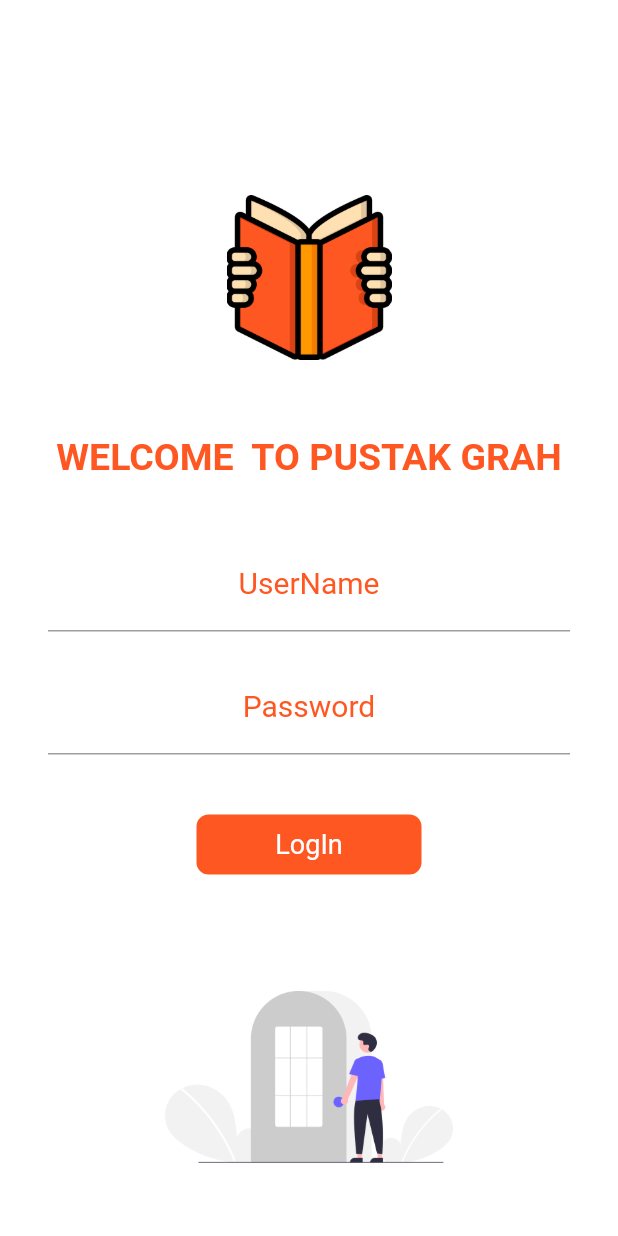
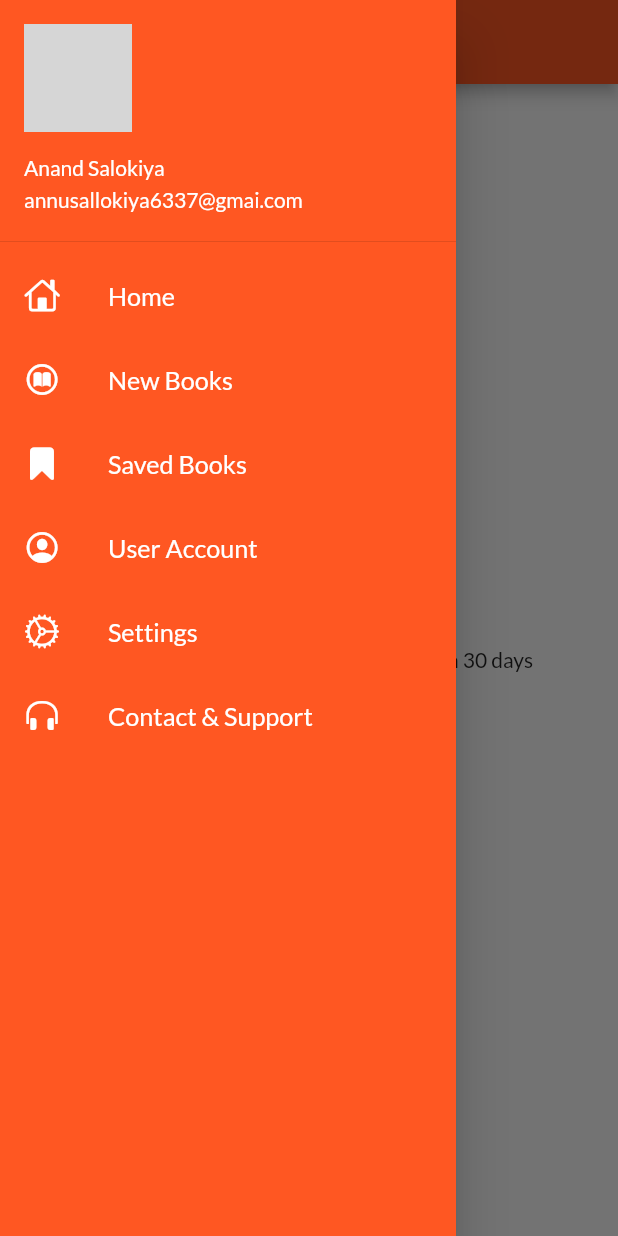
Before and after one commit to Anand6337/flutter_learn_code, a Flutter app: the screen it shows after launch, with the side drawer open (before the commit the screen has no drawer), on a phone screen of 412 x 824 dp. Run offline on Flutter 3.47's test engine with Material 2 defaults, Android fonts, the light colour scheme and no system bars; our stand-ins replace google_fonts; network calls fail; Roboto replaces fonts that are missing (Acme); grey boxes are pictures that could not be loaded.

Commit message:
Day 4 Complete

```diff
--- a/lib/login_page.dart
+++ /dev/null
@@ -1,129 +0,0 @@
-import 'package:firstflutter_app/utils/routes.dart';
-import 'package:flutter/material.dart';
-
-class loginPage extends StatefulWidget {
-
-  @override
-  State<loginPage> createState() => _loginPageState();
-}
-
-class _loginPageState extends State<loginPage> {
-  String name = "";
-  bool changeButton = false;
-  @override
-  Widget build(BuildContext context) {
-    return Material(
-      color: Colors.white,
-      child: SingleChildScrollView(
-        child: Column(
-          mainAxisAlignment: MainAxisAlignment.start,
-          children: [
-            const SizedBox(height: 130),
-            Image.asset("assets/images/logo.png",
-              height: 110,
-            ),
-            const SizedBox(height: 50),
-             Text("WELCOME $name TO PUSTAK GRAH",
-              style: const TextStyle(fontWeight: FontWeight.bold,
-                  fontSize: 25,
-                color: Colors.deepOrange,
-            ),
-            ),
-            const SizedBox(height: 20,),
-            Padding(
-               padding: const EdgeInsets.symmetric(vertical: 20.0,horizontal: 32.0),
-              child: Column(
-                 children: [
-                   TextFormField(
-                     textAlign: TextAlign.center,
-                     decoration:
-                     const InputDecoration(
-                       focusedBorder: UnderlineInputBorder( //For UnderLine Border
-                         borderSide: BorderSide(color: Colors.deepOrange)
-                       ),
-                       labelStyle: TextStyle(fontSize: 20,color: Colors.deepOrange),
-                       hintStyle: TextStyle(fontSize: 15,color: Colors.black45),
-                         hintText: "Enter UserName",
-                        label: Center(
-                          child: Text("UserName"),
-                        )
-                     ),
-                     onChanged: (value)
-                     {
-                       name = value;
-                       setState(() {
-
-                       });
-                     },
-
-                   ) ,
-                   const SizedBox(height: 20.0,),
-                   TextFormField(
-                     textAlign: TextAlign.center,
-                     obscureText: true,
-                     decoration: const InputDecoration(
-                       focusedBorder: UnderlineInputBorder(
-                         borderSide: BorderSide(color: Colors.deepOrange),
-                       ),
-                         labelStyle: TextStyle(fontSize: 20,color: Colors.deepOrange),
-                         hintStyle: TextStyle(fontSize: 15,color: Colors.black45),
-                         hintText: "Enter Password",
-                         label: Center(
-                           child: Text("Password"),
-                         )
-                     ),
-                   ),
-                   const SizedBox(height: 40,),
-                   InkWell(
-                     onTap: ()async
-                     {
-                        setState(() {
-                          changeButton = true;
-                        });
-                        //Using async and await we can hold a screen to switch to the new screen
-                       await Future.delayed(const Duration(seconds: 2)); // Delaye by 1 second to change activity
-                       Navigator.pushNamed(context, MyRoutes.homeRoute);
-                     },
-                     child: AnimatedContainer(
-                       duration: const Duration(seconds: 2),
-                       width: changeButton?40 : 150,
-                       height: 40,
-                       alignment: Alignment.center,
-                       decoration:  BoxDecoration(
-                         color: Colors.deepOrange,
-                        // shape: changeButton
-                        //  ?BoxShape.circle
-                        //  :BoxShape.rectangle,
-                        borderRadius: BorderRadius.circular(changeButton?50: 8),
-                       ),
-                       child: changeButton?const Icon(Icons.done,color: Colors.white,): const Text("LogIn",
-                         style: TextStyle(
-                           color: Colors.white,
-                           fontSize: 18,
-                         ),
-                       ),
-                     ),
-                   ),
-                   // ElevatedButton(
-                   //     onPressed:() {
-                   //      Navigator.pushNamed(context, MyRoutes.homeRoute);
-                   //     },
-                   //   style:
-                   //   TextButton.styleFrom(minimumSize: const Size(150, 35)),
-                   //     child:const Text("LogIn",),
-                   //
-                   // ),
-                   const SizedBox(height: 60,),
-                   Image.asset("assets/images/login_image.png",
-                     height: 150,
-                   ),
-                 ],
-               )
-           )
-
-          ],
-        ),
-      ),
-    );
-  }
-}
--- a/lib/main.dart
+++ b/lib/main.dart
@@ -1,46 +1,31 @@
 import 'dart:math';
-
-import 'package:firstflutter_app/home_page.dart';
-import 'package:firstflutter_app/login_page.dart';
+import 'dart:ui';
+import 'package:firstflutter_app/pages/home_page.dart';
+import 'package:firstflutter_app/pages/login_page.dart';
 import 'package:firstflutter_app/utils/routes.dart';
+import 'package:firstflutter_app/widgets/themes.dart';
 import 'package:flutter/material.dart';
 import 'package:google_fonts/google_fonts.dart';
 
-void main()
-{
+void main() {
   runApp(MyApp());
 }
-class MyApp extends StatelessWidget
-{
+
+class MyApp extends StatelessWidget {
   @override
   Widget build(BuildContext context) {
     // TODO: implement build for UI
     return MaterialApp(
-      themeMode: ThemeMode.light,
-      theme: ThemeData(
-        primarySwatch: Colors.blue,
-        fontFamily: GoogleFonts.acme().fontFamily,
-        // primaryTextTheme: GoogleFonts.latoTextTheme(),
-      elevatedButtonTheme: const ElevatedButtonThemeData(
-        style: ButtonStyle(backgroundColor: MaterialStatePropertyAll(Colors.deepOrange)),
-      )
-      ),
-    debugShowCheckedModeBanner: false,
-      darkTheme: ThemeData(
-        fontFamily: GoogleFonts.acme().fontFamily,
-        // dialogBackgroundColor: Colors.black45,
-        //     primarySwatch: Colors.blueGrey
-      ),
-      // initialRoute: "/loginPage",
+      themeMode: ThemeMode.system,
+      theme: Mythemes.lightTheme(context),
+      darkTheme: Mythemes.darkTheme(context),
+      debugShowCheckedModeBanner: false,
+      // initialRoute: "/HomePage",
       routes: {
-        "/" : (context) => loginPage(),
-        MyRoutes.loginRoute: (context) =>  loginPage(),
-        MyRoutes.homeRoute: (context) =>const HomePage(),
-
+        "/": (context) => HomePage(),
+        MyRoutes.loginRoute: (context) => loginPage(),
+        MyRoutes.homeRoute: (context) => const HomePage(),
       },
-
-
     );
   }
-
 }
--- a/lib/home_page.dart
+++ b/lib/pages/home_page.dart
@@ -1,3 +1,4 @@
+import 'package:firstflutter_app/widgets/drawer.dart';
 import 'package:flutter/material.dart';
 
 class HomePage extends StatelessWidget {
@@ -7,20 +8,16 @@ class HomePage extends StatelessWidget {
   Widget build(BuildContext context) {
     const int days = 30;
     const String name = "Anand's";
-    return  Scaffold(
+    return Scaffold(
       appBar: AppBar(
-        backgroundColor: Colors.deepOrange,
         title: Text("Pustak Grah"),
       ),
-    body: Center(
+      body: Center(
         child: Container(
           child: const Text('WelCome to $name Flutter UI Works in $days days'),
-    ),
-    ),
-      drawer: const Drawer(
-        backgroundColor: Colors.deepOrange,
+        ),
       ),
-
+      drawer: const MyDrawer(),
     );
   }
 }
--- /dev/null
+++ b/lib/pages/login_page.dart
@@ -0,0 +1,151 @@
+import 'package:firstflutter_app/utils/routes.dart';
+import 'package:flutter/material.dart';
+
+class loginPage extends StatefulWidget {
+
+  @override
+  State<loginPage> createState() => _loginPageState();
+}
+
+class _loginPageState extends State<loginPage> {
+  String name = "";
+  bool changeButton = false;
+  final _formKey = GlobalKey<FormState>();
+
+  movetoHome(BuildContext context) async
+  {
+    if(_formKey.currentState!.validate())
+      {
+        setState(() {
+          changeButton = true;
+        });
+        await Future.delayed(const Duration(seconds: 1));
+        await Navigator.pushNamed(context, MyRoutes.homeRoute);
+        setState(() {
+          changeButton = false;
+        });
+      }
+  }
+
+  @override
+  Widget build(BuildContext context) {
+    return Material(
+      color: Colors.white,
+      child: SingleChildScrollView(
+        child: Form(
+          key: _formKey,
+          child: Column(
+            mainAxisAlignment: MainAxisAlignment.start,
+            children: [
+              const SizedBox(height: 130),
+              Image.asset("assets/images/logo.png",
+                height: 110,
+              ),
+              const SizedBox(height: 50),
+               Text("WELCOME $name TO PUSTAK GRAH",
+                style: const TextStyle(fontWeight: FontWeight.bold,
+                    fontSize: 25,
+                  color: Colors.deepOrange,
+              ),
+              ),
+              const SizedBox(height: 20,),
+              Padding(
+                 padding: const EdgeInsets.symmetric(vertical: 20.0,horizontal: 32.0),
+                child: Column(
+                   children: [
+                     TextFormField( //UserName TextField
+                       textAlign: TextAlign.center,
+                       decoration:
+                       const InputDecoration(
+                         focusedBorder: UnderlineInputBorder( //For UnderLine Border
+                           borderSide: BorderSide(color: Colors.deepOrange)
+                         ),
+                         labelStyle: TextStyle(fontSize: 20,color: Colors.deepOrange),
+                         hintStyle: TextStyle(fontSize: 15,color: Colors.black45),
+                           hintText: "Enter UserName",
+                          label: Center(
+                            child: Text("UserName"),
+                          )
+                       ),
+                       validator: (String? value) {
+                         if(value!.isEmpty)
+                           {
+                             return "Username field cannot be empty";
+                           }
+                         return null;
+                       },
+                       onChanged: (value)
+                       {
+                         name = value;
+                         setState(() {
+
+                         });
+                       },
+
+                     ) ,
+                     const SizedBox(height: 20.0,),
+                     TextFormField(
+                       //Text Field for Password
+                       textAlign: TextAlign.center,
+                       obscureText: true,
+                       decoration: const InputDecoration(
+                         focusedBorder: UnderlineInputBorder(
+                           borderSide: BorderSide(color: Colors.deepOrange),
+                         ),
+                           labelStyle: TextStyle(fontSize: 20,color: Colors.deepOrange),
+                           hintStyle: TextStyle(fontSize: 15,color: Colors.black45),
+                           hintText: "Enter Password",
+                           label: Center(
+                             child: Text("Password"),
+                           )
+                       ),
+                       validator: (String? value) {
+                         if(value!.isEmpty)
+                         {
+                           return "Password field cannot be empty";
+                         }
+                         else if(value.length<6)
+                         {
+                           return "Password length should be more than 6 characters";
+                         }
+                         return null;
+                       },
+                     ),
+                     const SizedBox(height: 40,),
+                     InkWell(
+                       onTap: () => movetoHome(context),
+                       child: AnimatedContainer(
+                         duration: const Duration(seconds: 1),
+                         width: changeButton?40 : 150,
+                         height: 40,
+                         alignment: Alignment.center,
+                         decoration:  BoxDecoration(
+                           color: Colors.deepOrange,
+                          // shape: changeButton
+                          //  ?BoxShape.circle
+                          //  :BoxShape.rectangle,
+                          borderRadius: BorderRadius.circular(changeButton?50: 8),
+                         ),
+                         child: changeButton?const Icon(Icons.done,color: Colors.white,): const Text("LogIn",
+                           style: TextStyle(
+                             color: Colors.white,
+                             fontSize: 18,
+                           ),
+                         ),
+                       ),
+                     ),
+                     const SizedBox(height: 60,),
+                     Image.asset("assets/images/login_image.png",
+                       height: 150,
+                     ),
+                   ],
+                 )
+             )
+
+            ],
+          ),
+        ),
+      ),
+    );
+  }
+}
--- /dev/null
+++ b/lib/widgets/drawer.dart
@@ -0,0 +1,98 @@
+import 'package:flutter/cupertino.dart';
+import 'package:flutter/material.dart';
+
+class MyDrawer extends StatelessWidget {
+  const MyDrawer({Key? key}) : super(key: key);
+
+  @override
+  Widget build(BuildContext context) {
+    final imageUrl =
+        "https://www.tellychakkar.com/sites/www.tellychakkar.com/files/styles/amp_metadata_content_image_min_696px_wide/public/images/story/2013/03/19/mahadev.jpg?itok=N7jgkcdJ";
+    return Drawer(
+      child: Container(
+        color: Colors.deepOrange,
+        child: ListView(
+          children: [
+            DrawerHeader(
+                padding: EdgeInsets.zero,
+                child: UserAccountsDrawerHeader(
+                  margin: EdgeInsets.zero,
+                  decoration: const BoxDecoration(color: Colors.deepOrange),
+                  accountName: const Text("Anand Salokiya"),
+                  accountEmail: const Text("annusallokiya6337@gmai.com"),
+                  currentAccountPicture: CircleAvatar(
+                    backgroundImage: NetworkImage(imageUrl),
+                  ),
+                )),
+            const ListTile(
+              leading: Icon(
+                CupertinoIcons.home,
+                color: Colors.white,
+              ),
+              title: Text(
+                "Home",
+                textScaleFactor: 1.2,
+                style: TextStyle(color: Colors.white),
+              ),
+            ),
+            const ListTile(
+              leading: Icon(
+                CupertinoIcons.book_circle,
+                color: Colors.white,
+              ),
+              title: Text(
+                "New Books",
+                textScaleFactor: 1.2,
+                style: TextStyle(color: Colors.white),
+              ),
+            ),
+            const ListTile(
+              leading: Icon(
+                CupertinoIcons.bookmark_fill,
+                color: Colors.white,
+              ),
+              title: Text(
+                "Saved Books",
+                textScaleFactor: 1.2,
+                style: TextStyle(color: Colors.white),
+              ),
+            ),
+            const ListTile(
+              leading: Icon(
+                CupertinoIcons.profile_circled,
+                color: Colors.white,
+              ),
+              title: Text(
+                "User Account",
+                textScaleFactor: 1.2,
+                style: TextStyle(color: Colors.white),
+              ),
+            ),
+            const ListTile(
+              leading: Icon(
+                CupertinoIcons.settings,
+                color: Colors.white,
+              ),
+              title: Text(
+                "Settings",
+                textScaleFactor: 1.2,
+                style: TextStyle(color: Colors.white),
+              ),
+            ),
+            const ListTile(
+              leading: Icon(
+                CupertinoIcons.headphones,
+                color: Colors.white,
+              ),
+              title: Text(
+                "Contact & Support",
+                textScaleFactor: 1.2,
+                style: TextStyle(color: Colors.white),
+              ),
+            ),
+          ],
+        ),
+      ),
+    );
+  }
+}
--- /dev/null
+++ b/lib/widgets/themes.dart
@@ -0,0 +1,28 @@
+import 'package:flutter/material.dart';
+import 'package:google_fonts/google_fonts.dart';
+
+class Mythemes {
+  static ThemeData lightTheme(BuildContext context) => ThemeData(
+      primarySwatch: Colors.deepOrange,
+      fontFamily: GoogleFonts.lato().fontFamily,
+      appBarTheme: AppBarTheme(
+        color: Colors.deepOrange,
+        centerTitle: true,
+        titleTextStyle: const TextStyle(fontSize: 23),
+        textTheme: Theme.of(context).textTheme,
+      ),
+      elevatedButtonTheme: const ElevatedButtonThemeData(
+        style: ButtonStyle(
+            backgroundColor: MaterialStatePropertyAll(Colors.deepOrange)),
+      ));
+
+  static ThemeData darkTheme(BuildContext context) => ThemeData(
+      brightness: Brightness.dark,
+      fontFamily: GoogleFonts.lato().fontFamily,
+      appBarTheme: AppBarTheme(
+        color: Colors.black45,
+        centerTitle: true,
+        titleTextStyle: const TextStyle(fontSize: 23),
+        textTheme: Theme.of(context).textTheme,
+      ));
+}
```
